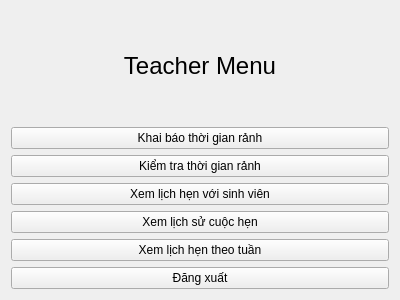
Old version of the form src/views/teacherviews/TeacherMenuWidget.ui in the repository HuyenTranggg/Meeting_Scheduler_App.
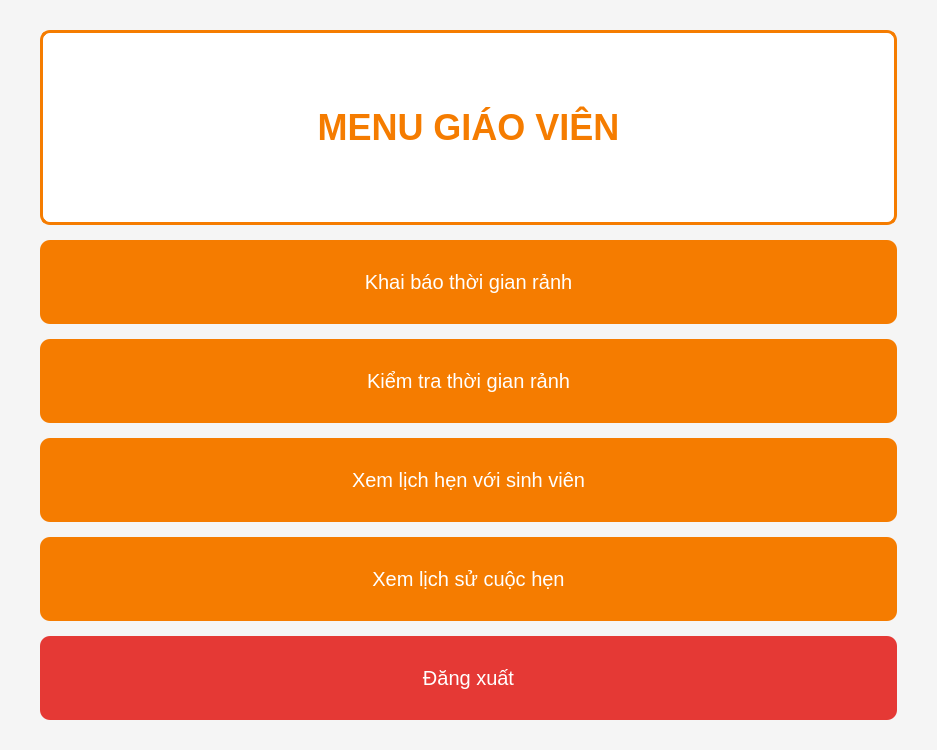
New version of the form.

Commit message: style lai giao dien

Patch:
```diff
--- a/src/views/teacherviews/TeacherMenuWidget.ui
+++ b/src/views/teacherviews/TeacherMenuWidget.ui
@@ -6,27 +6,72 @@
    <rect>
     <x>0</x>
     <y>0</y>
-    <width>400</width>
-    <height>300</height>
+    <width>937</width>
+    <height>750</height>
    </rect>
   </property>
   <property name="windowTitle">
    <string>Teacher Menu</string>
   </property>
+  <property name="styleSheet">
+   <string notr="true">
+    QWidget {
+        background-color: #f5f5f5;
+        font-family: 'Segoe UI', Arial;
+    }
+    QLabel#titleLabel {
+        font-size: 27pt;
+        font-weight: bold;
+        color: #f57c00;
+        padding: 18px;
+        background-color: white;
+        border: 3px solid #f57c00;
+        border-radius: 10px;
+    }
+    QPushButton {
+        font-size: 15pt;
+        padding: 15px 30px;
+        border-radius: 10px;
+        border: none;
+        color: white;
+        min-height: 54px;
+        background-color: #f57c00;
+    }
+    QPushButton:hover {
+        background-color: #ef6c00;
+    }
+    QPushButton#logoutButton {
+        background-color: #e53935;
+    }
+    QPushButton#logoutButton:hover {
+        background-color: #d32f2f;
+    }
+   </string>
+  </property>
   <layout class="QVBoxLayout" name="verticalLayout">
+   <property name="spacing">
+    <number>15</number>
+   </property>
+   <property name="leftMargin">
+    <number>40</number>
+   </property>
+   <property name="rightMargin">
+    <number>40</number>
+   </property>
+   <property name="topMargin">
+    <number>30</number>
+   </property>
+   <property name="bottomMargin">
+    <number>30</number>
+   </property>
    <item>
     <widget class="QLabel" name="titleLabel">
      <property name="text">
-      <string>Teacher Menu</string>
+      <string>MENU GIÁO VIÊN</string>
      </property>
      <property name="alignment">
       <set>Qt::AlignCenter</set>
      </property>
-     <property name="font">
-      <font>
-       <pointsize>18</pointsize>
-      </font>
-     </property>
     </widget>
    </item>
    <item>
@@ -57,13 +102,6 @@
      </property>
     </widget>
    </item>
-   <item>
-    <widget class="QPushButton" name="viewWeeklyMeetingsButton">
-     <property name="text">
-      <string>Xem lịch hẹn theo tuần</string>
-     </property>
-    </widget>
-   </item>
    <item>
     <widget class="QPushButton" name="logoutButton">
      <property name="text">
```
The commit also changes 26 other files.
